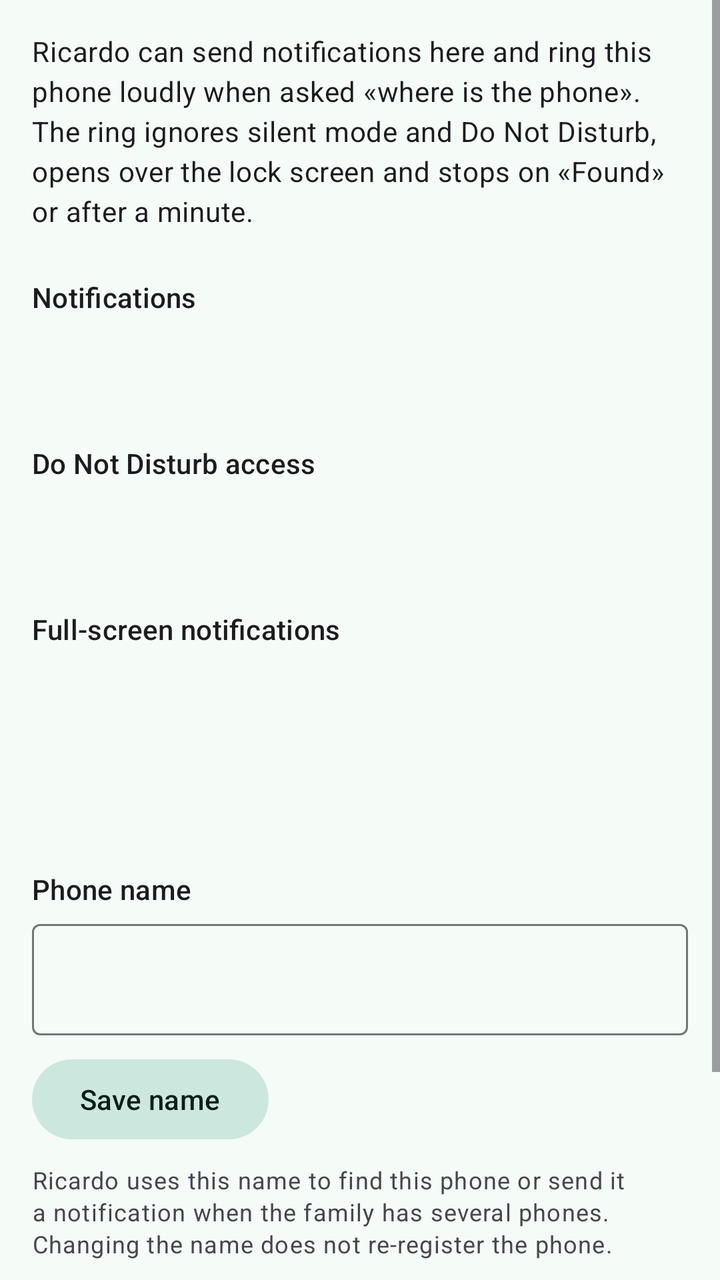
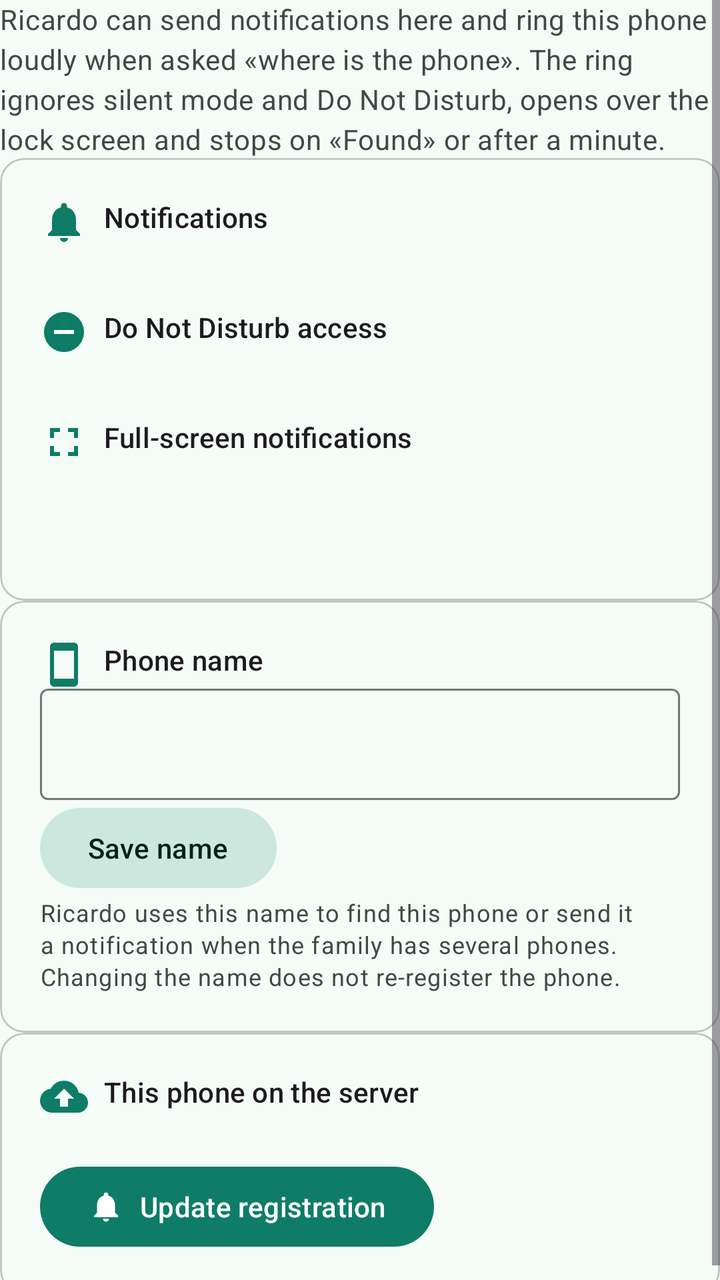

Before-and-after screenshots of an Android layout around one commit, followed by the original layout XML and the change that was made.
<!-- AndroidManifest.xml: another module's application theme Theme.Home -->
<!-- res/layout/fragment_push_settings.xml -->
<?xml version="1.0" encoding="utf-8"?>
<ScrollView xmlns:android="http://schemas.android.com/apk/res/android"
    xmlns:app="http://schemas.android.com/apk/res-auto"
    android:layout_width="match_parent"
    android:layout_height="match_parent"
    android:fillViewport="true">

    <LinearLayout
        android:layout_width="match_parent"
        android:layout_height="wrap_content"
        android:orientation="vertical"
        android:paddingHorizontal="16dp"
        android:paddingVertical="16dp">

        <TextView
            android:id="@+id/push_intro"
            android:layout_width="match_parent"
            android:layout_height="wrap_content"
            android:text="@string/push_intro"
            android:textIsSelectable="true"
            android:textAppearance="?attr/textAppearanceBodyMedium" />

        <TextView
            android:layout_width="match_parent"
            android:layout_height="wrap_content"
            android:layout_marginTop="24dp"
            android:text="@string/push_notifications_title"
            android:textAppearance="?attr/textAppearanceTitleSmall"
            android:id="@+id/push_notifications_title" />

        <LinearLayout
            android:layout_width="match_parent"
            android:layout_height="wrap_content"
            android:gravity="center_vertical"
            android:orientation="horizontal">

            <TextView
                android:id="@+id/push_notifications_status"
                android:layout_width="0dp"
                android:layout_height="wrap_content"
                android:layout_weight="1"
                android:textIsSelectable="true"
                android:textAppearance="?attr/textAppearanceBodyMedium" />

            <com.google.android.material.button.MaterialButton
                android:id="@+id/push_notifications_action"
                style="@style/Widget.Material3.Button.TextButton"
                android:layout_width="wrap_content"
                android:layout_height="wrap_content" />
        </LinearLayout>

        <TextView
            android:id="@+id/push_dnd_title"
            android:layout_width="match_parent"
            android:layout_height="wrap_content"
            android:layout_marginTop="16dp"
            android:text="@string/push_dnd_title"
            android:textAppearance="?attr/textAppearanceTitleSmall" />

        <LinearLayout
            android:layout_width="match_parent"
            android:layout_height="wrap_content"
            android:gravity="center_vertical"
            android:orientation="horizontal">

            <TextView
                android:id="@+id/push_dnd_status"
                android:layout_width="0dp"
                android:layout_height="wrap_content"
                android:layout_weight="1"
                android:textIsSelectable="true"
                android:textAppearance="?attr/textAppearanceBodyMedium" />

            <com.google.android.material.button.MaterialButton
                android:id="@+id/push_dnd_action"
                style="@style/Widget.Material3.Button.TextButton"
                android:layout_width="wrap_content"
                android:layout_height="wrap_content" />
        </LinearLayout>

        <TextView
            android:id="@+id/push_full_screen_title"
            android:layout_width="match_parent"
            android:layout_height="wrap_content"
            android:layout_marginTop="16dp"
            android:text="@string/push_full_screen_title"
            android:textAppearance="?attr/textAppearanceTitleSmall" />

        <LinearLayout
            android:layout_width="match_parent"
            android:layout_height="wrap_content"
            android:gravity="center_vertical"
            android:orientation="horizontal">

            <TextView
                android:id="@+id/push_full_screen_status"
                android:layout_width="0dp"
                android:layout_height="wrap_content"
                android:layout_weight="1"
                android:textIsSelectable="true"
                android:textAppearance="?attr/textAppearanceBodyMedium" />

            <com.google.android.material.button.MaterialButton
                android:id="@+id/push_full_screen_action"
                style="@style/Widget.Material3.Button.TextButton"
                android:layout_width="wrap_content"
                android:layout_height="wrap_content" />
        </LinearLayout>

        <TextView
            android:id="@+id/push_ring_summary"
            android:layout_width="match_parent"
            android:layout_height="wrap_content"
            android:layout_marginTop="20dp"
            android:textIsSelectable="true"
            android:textAppearance="?attr/textAppearanceBodyMedium" />

        <TextView
            android:id="@+id/push_device_name_title"
            android:layout_width="match_parent"
            android:layout_height="wrap_content"
            android:layout_marginTop="24dp"
            android:text="@string/push_device_name_title"
            android:textAppearance="?attr/textAppearanceTitleSmall" />

        <com.google.android.material.textfield.TextInputLayout
            android:layout_width="match_parent"
            android:layout_height="wrap_content"
            android:layout_marginTop="8dp"
            android:hint="@string/push_device_name_hint"
            app:hintEnabled="false"
            style="@style/Widget.Material3.TextInputLayout.OutlinedBox">

            <com.google.android.material.textfield.TextInputEditText
                android:id="@+id/push_device_name"
                android:layout_width="match_parent"
                android:layout_height="wrap_content"
                android:imeOptions="actionDone"
                android:inputType="textPersonName"
                android:maxLength="64"
                android:maxLines="1" />
        </com.google.android.material.textfield.TextInputLayout>

        <com.google.android.material.button.MaterialButton
            android:id="@+id/push_device_name_save"
            style="@style/Widget.Material3.Button.TonalButton"
            android:layout_width="wrap_content"
            android:layout_height="wrap_content"
            android:layout_marginTop="8dp"
            android:text="@string/push_device_name_save" />

        <TextView
            android:id="@+id/push_device_name_help"
            android:layout_width="match_parent"
            android:layout_height="wrap_content"
            android:layout_marginTop="8dp"
            android:text="@string/push_device_name_help"
            android:textIsSelectable="true"
            android:textAppearance="?attr/textAppearanceBodySmall" />

        <TextView
            android:id="@+id/push_register_title"
            android:layout_width="match_parent"
            android:layout_height="wrap_content"
            android:layout_marginTop="24dp"
            android:text="@string/push_register_title"
            android:textAppearance="?attr/textAppearanceTitleSmall" />

        <TextView
            android:id="@+id/push_registration"
            android:layout_width="match_parent"
            android:layout_height="wrap_content"
            android:textIsSelectable="true"
            android:textAppearance="?attr/textAppearanceBodyMedium" />

        <com.google.android.material.progressindicator.LinearProgressIndicator
            android:id="@+id/push_progress"
            android:layout_width="match_parent"
            android:layout_height="wrap_content"
            android:layout_marginTop="8dp"
            android:indeterminate="true"
            android:visibility="gone" />

        <com.google.android.material.button.MaterialButton
            android:id="@+id/push_register"
            android:layout_width="wrap_content"
            android:layout_height="wrap_content"
            android:layout_marginTop="8dp"
            android:text="@string/push_register"
            app:icon="@drawable/push_ic_notification" />
    </LinearLayout>
</ScrollView>
<!-- resources referenced by this layout -->
<resources>
  <string name="push_device_name_save">Save name</string>
  <color name="home_primary">#0E7C66</color>
  <color name="home_on_primary">#FFFFFF</color>
  <color name="home_primary_container">#BDF2E0</color>
  <color name="home_on_primary_container">#00201A</color>
  <color name="home_secondary">#4A635B</color>
  <color name="home_on_secondary">#FFFFFF</color>
  <color name="home_secondary_container">#CCE8DE</color>
  <color name="home_tertiary">#8A5100</color>
  <color name="home_on_tertiary">#FFFFFF</color>
  <color name="home_tertiary_container">#FFDDB6</color>
  <color name="home_error">#BA1A1A</color>
  <color name="home_surface">#F5FBF7</color>
  <color name="home_on_surface">#171D1A</color>
  <color name="home_on_surface_variant">#3F4945</color>
  <color name="home_surface_container_low">#EFF5F1</color>
  <color name="home_surface_container">#E9F0EC</color>
  <color name="home_outline">#6F7975</color>
  <color name="home_outline_variant">#BFC9C4</color>
  <dimen name="ui_popup_elevation">8dp</dimen>
  <dimen name="ui_popup_inset">8dp</dimen>
  <!-- unchanged entries left out for length: 23 -->
</resources>

<!-- the commit's change to res/layout/fragment_push_settings.xml (unified diff, before → after) -->
@@ -1,6 +1,7 @@
 <?xml version="1.0" encoding="utf-8"?>
 <ScrollView xmlns:android="http://schemas.android.com/apk/res/android"
     xmlns:app="http://schemas.android.com/apk/res-auto"
+    xmlns:tools="http://schemas.android.com/tools"
     android:layout_width="match_parent"
     android:layout_height="match_parent"
     android:fillViewport="true">
@@ -9,8 +10,10 @@
         android:layout_width="match_parent"
         android:layout_height="wrap_content"
         android:orientation="vertical"
-        android:paddingHorizontal="16dp"
-        android:paddingVertical="16dp">
+        android:paddingStart="@dimen/ui_screen_padding"
+        android:paddingTop="@dimen/ui_screen_padding"
+        android:paddingEnd="@dimen/ui_screen_padding"
+        android:paddingBottom="@dimen/ui_section_gap">
 
         <TextView
             android:id="@+id/push_intro"
@@ -18,175 +21,255 @@
             android:layout_height="wrap_content"
             android:text="@string/push_intro"
             android:textIsSelectable="true"
-            android:textAppearance="?attr/textAppearanceBodyMedium" />
-
-        <TextView
-            android:layout_width="match_parent"
-            android:layout_height="wrap_content"
-            android:layout_marginTop="24dp"
-            android:text="@string/push_notifications_title"
-            android:textAppearance="?attr/textAppearanceTitleSmall"
-            android:id="@+id/push_notifications_title" />
-
-        <LinearLayout
-            android:layout_width="match_parent"
-            android:layout_height="wrap_content"
-            android:gravity="center_vertical"
-            android:orientation="horizontal">
-
-            <TextView
-                android:id="@+id/push_notifications_status"
-                android:layout_width="0dp"
-                android:layout_height="wrap_content"
-                android:layout_weight="1"
-                android:textIsSelectable="true"
-                android:textAppearance="?attr/textAppearanceBodyMedium" />
-
-            <com.google.android.material.button.MaterialButton
-                android:id="@+id/push_notifications_action"
-                style="@style/Widget.Material3.Button.TextButton"
-                android:layout_width="wrap_content"
-                android:layout_height="wrap_content" />
-        </LinearLayout>
-
-        <TextView
-            android:id="@+id/push_dnd_title"
-            android:layout_width="match_parent"
-            android:layout_height="wrap_content"
-            android:layout_marginTop="16dp"
-            android:text="@string/push_dnd_title"
-            android:textAppearance="?attr/textAppearanceTitleSmall" />
-
-        <LinearLayout
-            android:layout_width="match_parent"
-            android:layout_height="wrap_content"
-            android:gravity="center_vertical"
-            android:orientation="horizontal">
-
-            <TextView
-                android:id="@+id/push_dnd_status"
-                android:layout_width="0dp"
-                android:layout_height="wrap_content"
-                android:layout_weight="1"
-                android:textIsSelectable="true"
-                android:textAppearance="?attr/textAppearanceBodyMedium" />
-
-            <com.google.android.material.button.MaterialButton
-                android:id="@+id/push_dnd_action"
-                style="@style/Widget.Material3.Button.TextButton"
-                android:layout_width="wrap_content"
-                android:layout_height="wrap_content" />
-        </LinearLayout>
-
-        <TextView
-            android:id="@+id/push_full_screen_title"
-            android:layout_width="match_parent"
-            android:layout_height="wrap_content"
-            android:layout_marginTop="16dp"
-            android:text="@string/push_full_screen_title"
-            android:textAppearance="?attr/textAppearanceTitleSmall" />
-
-        <LinearLayout
-            android:layout_width="match_parent"
-            android:layout_height="wrap_content"
-            android:gravity="center_vertical"
-            android:orientation="horizontal">
-
-            <TextView
-                android:id="@+id/push_full_screen_status"
-                android:layout_width="0dp"
-                android:layout_height="wrap_content"
-                android:layout_weight="1"
-                android:textIsSelectable="true"
-                android:textAppearance="?attr/textAppearanceBodyMedium" />
-
-            <com.google.android.material.button.MaterialButton
-                android:id="@+id/push_full_screen_action"
-                style="@style/Widget.Material3.Button.TextButton"
-                android:layout_width="wrap_content"
-                android:layout_height="wrap_content" />
-        </LinearLayout>
-
-        <TextView
-            android:id="@+id/push_ring_summary"
-            android:layout_width="match_parent"
-            android:layout_height="wrap_content"
-            android:layout_marginTop="20dp"
-            android:textIsSelectable="true"
-            android:textAppearance="?attr/textAppearanceBodyMedium" />
-
-        <TextView
-            android:id="@+id/push_device_name_title"
-            android:layout_width="match_parent"
-            android:layout_height="wrap_content"
-            android:layout_marginTop="24dp"
-            android:text="@string/push_device_name_title"
-            android:textAppearance="?attr/textAppearanceTitleSmall" />
-
-        <com.google.android.material.textfield.TextInputLayout
-            android:layout_width="match_parent"
-            android:layout_height="wrap_content"
-            android:layout_marginTop="8dp"
-            android:hint="@string/push_device_name_hint"
-            app:hintEnabled="false"
-            style="@style/Widget.Material3.TextInputLayout.OutlinedBox">
-
-            <com.google.android.material.textfield.TextInputEditText
-                android:id="@+id/push_device_name"
+            android:textAppearance="?attr/textAppearanceBodyMedium"
+            android:textColor="?attr/colorOnSurfaceVariant" />
+
+        <com.google.android.material.card.MaterialCardView
+            style="@style/Widget.Home.Card"
+            android:layout_width="match_parent"
+            android:layout_height="wrap_content"
+            android:layout_marginTop="@dimen/ui_screen_padding">
+
+            <LinearLayout
                 android:layout_width="match_parent"
                 android:layout_height="wrap_content"
-                android:imeOptions="actionDone"
-                android:inputType="textPersonName"
-                android:maxLength="64"
-                android:maxLines="1" />
-        </com.google.android.material.textfield.TextInputLayout>
-
-        <com.google.android.material.button.MaterialButton
-            android:id="@+id/push_device_name_save"
-            style="@style/Widget.Material3.Button.TonalButton"
-            android:layout_width="wrap_content"
-            android:layout_height="wrap_content"
-            android:layout_marginTop="8dp"
-            android:text="@string/push_device_name_save" />
-
-        <TextView
-            android:id="@+id/push_device_name_help"
-            android:layout_width="match_parent"
-            android:layout_height="wrap_content"
-            android:layout_marginTop="8dp"
-            android:text="@string/push_device_name_help"
-            android:textIsSelectable="true"
-            android:textAppearance="?attr/textAppearanceBodySmall" />
-
-        <TextView
-            android:id="@+id/push_register_title"
-            android:layout_width="match_parent"
-            android:layout_height="wrap_content"
-            android:layout_marginTop="24dp"
-            android:text="@string/push_register_title"
-            android:textAppearance="?attr/textAppearanceTitleSmall" />
-
-        <TextView
-            android:id="@+id/push_registration"
-            android:layout_width="match_parent"
-            android:layout_height="wrap_content"
-            android:textIsSelectable="true"
-            android:textAppearance="?attr/textAppearanceBodyMedium" />
-
-        <com.google.android.material.progressindicator.LinearProgressIndicator
-            android:id="@+id/push_progress"
-            android:layout_width="match_parent"
-            android:layout_height="wrap_content"
-            android:layout_marginTop="8dp"
-            android:indeterminate="true"
-            android:visibility="gone" />
-
-        <com.google.android.material.button.MaterialButton
-            android:id="@+id/push_register"
-            android:layout_width="wrap_content"
-            android:layout_height="wrap_content"
-            android:layout_marginTop="8dp"
-            android:text="@string/push_register"
-            app:icon="@drawable/push_ic_notification" />
+                android:orientation="vertical"
+                android:padding="@dimen/push_card_padding">
+
+                <LinearLayout
+                    android:layout_width="match_parent"
+                    android:layout_height="wrap_content"
+                    android:gravity="center_vertical"
+                    android:orientation="horizontal">
+
+                    <LinearLayout
+                        android:layout_width="0dp"
+                        android:layout_height="wrap_content"
+                        android:layout_weight="1"
+                        android:orientation="vertical">
+
+                        <TextView
+                            android:id="@+id/push_notifications_title"
+                            android:layout_width="match_parent"
+                            android:layout_height="wrap_content"
+                            android:drawableStart="@drawable/push_ic_section_notifications"
+                            android:drawablePadding="@dimen/push_section_icon_gap"
+                            android:text="@string/push_notifications_title"
+                            android:textAppearance="?attr/textAppearanceTitleSmall" />
+
+                        <TextView
+                            android:id="@+id/push_notifications_status"
+                            android:layout_width="match_parent"
+                            android:layout_height="wrap_content"
+                            android:paddingStart="@dimen/push_section_text_indent"
+                            android:textIsSelectable="true"
+                            android:textAppearance="?attr/textAppearanceBodyMedium"
+                            android:textColor="?attr/colorOnSurfaceVariant" />
+                    </LinearLayout>
+
+                    <com.google.android.material.button.MaterialButton
+                        android:id="@+id/push_notifications_action"
+                        style="@style/Widget.Material3.Button.TextButton"
+                        android:layout_width="wrap_content"
+                        android:layout_height="wrap_content"
+                        android:minHeight="@dimen/push_row_action_min_height" />
+                </LinearLayout>
+
+                <LinearLayout
+                    android:layout_width="match_parent"
+                    android:layout_height="wrap_content"
+                    android:layout_marginTop="@dimen/push_row_gap"
+                    android:gravity="center_vertical"
+                    android:orientation="horizontal">
+
+                    <LinearLayout
+                        android:layout_width="0dp"
+                        android:layout_height="wrap_content"
+                        android:layout_weight="1"
+                        android:orientation="vertical">
+
+                        <TextView
+                            android:id="@+id/push_dnd_title"
+                            android:layout_width="match_parent"
+                            android:layout_height="wrap_content"
+                            android:drawableStart="@drawable/push_ic_dnd"
+                            android:drawablePadding="@dimen/push_section_icon_gap"
+                            android:text="@string/push_dnd_title"
+                            android:textAppearance="?attr/textAppearanceTitleSmall" />
+
+                        <TextView
+                            android:id="@+id/push_dnd_status"
+                            android:layout_width="match_parent"
+                            android:layout_height="wrap_content"
+                            android:paddingStart="@dimen/push_section_text_indent"
+                            android:textIsSelectable="true"
+                            android:textAppearance="?attr/textAppearanceBodyMedium"
+                            android:textColor="?attr/colorOnSurfaceVariant" />
+                    </LinearLayout>
+
+                    <com.google.android.material.button.MaterialButton
+                        android:id="@+id/push_dnd_action"
+                        style="@style/Widget.Material3.Button.TextButton"
+                        android:layout_width="wrap_content"
+                        android:layout_height="wrap_content"
+                        android:minHeight="@dimen/push_row_action_min_height" />
+                </LinearLayout>
+
+                <LinearLayout
+                    android:layout_width="match_parent"
+                    android:layout_height="wrap_content"
+                    android:layout_marginTop="@dimen/push_row_gap"
+                    android:gravity="center_vertical"
+                    android:orientation="horizontal">
+
+                    <LinearLayout
+                        android:layout_width="0dp"
+                        android:layout_height="wrap_content"
+                        android:layout_weight="1"
+                        android:orientation="vertical">
+
+                        <TextView
+                            android:id="@+id/push_full_screen_title"
+                            android:layout_width="match_parent"
+                            android:layout_height="wrap_content"
+                            android:drawableStart="@drawable/push_ic_fullscreen"
+                            android:drawablePadding="@dimen/push_section_icon_gap"
+                            android:text="@string/push_full_screen_title"
+                            android:textAppearance="?attr/textAppearanceTitleSmall" />
+
+                        <TextView
+                            android:id="@+id/push_full_screen_status"
+                            android:layout_width="match_parent"
+                            android:layout_height="wrap_content"
+                            android:paddingStart="@dimen/push_section_text_indent"
+                            android:textIsSelectable="true"
+                            android:textAppearance="?attr/textAppearanceBodyMedium"
+                            android:textColor="?attr/colorOnSurfaceVariant" />
+                    </LinearLayout>
+
+                    <com.google.android.material.button.MaterialButton
+                        android:id="@+id/push_full_screen_action"
+                        style="@style/Widget.Material3.Button.TextButton"
+                        android:layout_width="wrap_content"
+                        android:layout_height="wrap_content"
+                        android:minHeight="@dimen/push_row_action_min_height" />
+                </LinearLayout>
+
+                <TextView
+                    android:id="@+id/push_ring_summary"
+                    android:layout_width="match_parent"
+                    android:layout_height="wrap_content"
+                    android:layout_marginTop="@dimen/push_row_gap"
+                    android:textIsSelectable="true"
+                    android:textAppearance="?attr/textAppearanceBodySmall"
+                    android:textColor="?attr/colorOnSurfaceVariant" />
+            </LinearLayout>
+        </com.google.android.material.card.MaterialCardView>
+
+        <com.google.android.material.card.MaterialCardView
+            style="@style/Widget.Home.Card"
+            android:layout_width="match_parent"
+            android:layout_height="wrap_content"
+            android:layout_marginTop="@dimen/ui_tile_gap">
+
+            <LinearLayout
+                android:layout_width="match_parent"
+                android:layout_height="wrap_content"
+                android:orientation="vertical"
+                android:padding="@dimen/push_card_padding">
+
+                <TextView
+                    android:id="@+id/push_device_name_title"
+                    android:layout_width="match_parent"
+                    android:layout_height="wrap_content"
+                    android:drawableStart="@drawable/push_ic_device"
+                    android:drawablePadding="@dimen/push_section_icon_gap"
+                    android:text="@string/push_device_name_title"
+                    android:textAppearance="?attr/textAppearanceTitleSmall" />
+
+                <com.google.android.material.textfield.TextInputLayout
+                    style="@style/Widget.Material3.TextInputLayout.OutlinedBox"
+                    android:layout_width="match_parent"
+                    android:layout_height="wrap_content"
+                    android:layout_marginTop="@dimen/ui_tile_gap"
+                    android:hint="@string/push_device_name_hint"
+                    app:hintEnabled="false">
+
+                    <com.google.android.material.textfield.TextInputEditText
+                        android:id="@+id/push_device_name"
+                        android:layout_width="match_parent"
+                        android:layout_height="wrap_content"
+                        android:imeOptions="actionDone"
+                        android:inputType="textPersonName"
+                        android:maxLength="64"
+                        android:maxLines="1" />
+                </com.google.android.material.textfield.TextInputLayout>
+
+                <com.google.android.material.button.MaterialButton
+                    android:id="@+id/push_device_name_save"
+                    style="@style/Widget.Material3.Button.TonalButton"
+                    android:layout_width="wrap_content"
+                    android:layout_height="wrap_content"
+                    android:layout_marginTop="@dimen/ui_tile_gap"
+                    android:text="@string/push_device_name_save" />
+
+                <TextView
+                    android:id="@+id/push_device_name_help"
+                    android:layout_width="match_parent"
+                    android:layout_height="wrap_content"
+                    android:layout_marginTop="@dimen/ui_tile_gap"
+                    android:text="@string/push_device_name_help"
+                    android:textIsSelectable="true"
+                    android:textAppearance="?attr/textAppearanceBodySmall"
+                    android:textColor="?attr/colorOnSurfaceVariant" />
+            </LinearLayout>
+        </com.google.android.material.card.MaterialCardView>
+
+        <com.google.android.material.card.MaterialCardView
+            style="@style/Widget.Home.Card"
+            android:layout_width="match_parent"
+            android:layout_height="wrap_content"
+            android:layout_marginTop="@dimen/ui_tile_gap">
+
+            <LinearLayout
+                android:layout_width="match_parent"
+                android:layout_height="wrap_content"
+                android:orientation="vertical"
+                android:padding="@dimen/push_card_padding">
+
+                <TextView
+                    android:id="@+id/push_register_title"
+                    android:layout_width="match_parent"
+                    android:layout_height="wrap_content"
+                    android:drawableStart="@drawable/push_ic_device_register"
+                    android:drawablePadding="@dimen/push_section_icon_gap"
+                    android:text="@string/push_register_title"
+                    android:textAppearance="?attr/textAppearanceTitleSmall" />
+
+                <TextView
+                    android:id="@+id/push_registration"
+                    android:layout_width="match_parent"
+                    android:layout_height="wrap_content"
+                    android:layout_marginTop="@dimen/ui_tile_gap"
+                    android:textIsSelectable="true"
+                    android:textAppearance="?attr/textAppearanceBodyMedium" />
+
+                <com.google.android.material.progressindicator.LinearProgressIndicator
+                    android:id="@+id/push_progress"
+                    android:layout_width="match_parent"
+                    android:layout_height="wrap_content"
+                    android:layout_marginTop="@dimen/ui_tile_gap"
+                    android:indeterminate="true"
+                    android:visibility="gone" />
+
+                <com.google.android.material.button.MaterialButton
+                    android:id="@+id/push_register"
+                    android:layout_width="wrap_content"
+                    android:layout_height="wrap_content"
+                    android:layout_marginTop="@dimen/ui_tile_gap"
+                    android:text="@string/push_register"
+                    app:icon="@drawable/push_ic_notification" />
+            </LinearLayout>
+        </com.google.android.material.card.MaterialCardView>
     </LinearLayout>
 </ScrollView>
<!-- resource entries referenced after the edit -->
@@ -1,5 +1,70 @@
 <!-- resources referenced by this layout -->
 <resources>
+  <dimen name="push_card_padding">20dp</dimen>
+  <dimen name="push_row_action_min_height">40dp</dimen>
+  <dimen name="push_row_gap">12dp</dimen>
+  <dimen name="push_section_icon_gap">8dp</dimen>
+  <dimen name="push_section_text_indent">32dp</dimen>
+  <!-- drawable push_ic_device (drawable) -->
+  <?xml version="1.0" encoding="utf-8"?>
+  <vector xmlns:android="http://schemas.android.com/apk/res/android"
+      android:width="24dp"
+      android:height="24dp"
+      android:viewportWidth="24"
+      android:viewportHeight="24"
+      android:tint="?attr/colorPrimary">
+      <path
+          android:fillColor="#FF000000"
+          android:pathData="M17,1.01L7,1c-1.1,0 -2,0.9 -2,2v18c0,1.1 0.9,2 2,2h10c1.1,0 2,-0.9 2,-2V3c0,-1.1 -0.9,-1.99 -2,-1.99zM17,19L7,19L7,5h10v14z" />
+  </vector>
+  <!-- drawable push_ic_device_register (drawable) -->
+  <?xml version="1.0" encoding="utf-8"?>
+  <vector xmlns:android="http://schemas.android.com/apk/res/android"
+      android:width="24dp"
+      android:height="24dp"
+      android:viewportWidth="24"
+      android:viewportHeight="24"
+      android:tint="?attr/colorPrimary">
+      <path
+          android:fillColor="#FF000000"
+          android:pathData="M19.35,10.04C18.67,6.59 15.64,4 12,4 9.11,4 6.6,5.64 5.35,8.04 2.34,8.36 0,10.91 0,14c0,3.31 2.69,6 6,6h13c2.76,0 5,-2.24 5,-5 0,-2.64 -2.05,-4.78 -4.65,-4.96zM14,13v4h-4v-4H7l5,-5 5,5h-3z" />
+  </vector>
+  <!-- drawable push_ic_dnd (drawable) -->
+  <?xml version="1.0" encoding="utf-8"?>
+  <vector xmlns:android="http://schemas.android.com/apk/res/android"
+      android:width="24dp"
+      android:height="24dp"
+      android:viewportWidth="24"
+      android:viewportHeight="24"
+      android:tint="?attr/colorPrimary">
+      <path
+          android:fillColor="#FF000000"
+          android:pathData="M12,2C6.48,2 2,6.48 2,12s4.48,10 10,10 10,-4.48 10,-10S17.52,2 12,2zM7,13v-2h10v2L7,13z" />
+  </vector>
+  <!-- drawable push_ic_fullscreen (drawable) -->
+  <?xml version="1.0" encoding="utf-8"?>
+  <vector xmlns:android="http://schemas.android.com/apk/res/android"
+      android:width="24dp"
+      android:height="24dp"
+      android:viewportWidth="24"
+      android:viewportHeight="24"
+      android:tint="?attr/colorPrimary">
+      <path
+          android:fillColor="#FF000000"
+          android:pathData="M7,14L5,14v5h5v-2L7,17v-3zM5,10h2L7,7h3L10,5L5,5v5zM17,17h-3v2h5v-5h-2v3zM14,5v2h3v3h2L19,5h-5z" />
+  </vector>
+  <!-- drawable push_ic_section_notifications (drawable) -->
+  <?xml version="1.0" encoding="utf-8"?>
+  <vector xmlns:android="http://schemas.android.com/apk/res/android"
+      android:width="24dp"
+      android:height="24dp"
+      android:viewportWidth="24"
+      android:viewportHeight="24"
+      android:tint="?attr/colorPrimary">
+      <path
+          android:fillColor="@android:color/white"
+          android:pathData="M12,22c1.1,0 2,-0.9 2,-2h-4c0,1.1 0.9,2 2,2zM18,16v-5c0,-3.07 -1.64,-5.64 -4.5,-6.32L13.5,4c0,-0.83 -0.67,-1.5 -1.5,-1.5s-1.5,0.67 -1.5,1.5v0.68C7.63,5.36 6,7.92 6,11v5l-2,2v1h16v-1l-2,-2z" />
+  </vector>
   <string name="push_device_name_save">Save name</string>
   <color name="home_primary">#0E7C66</color>
   <color name="home_on_primary">#FFFFFF</color>
